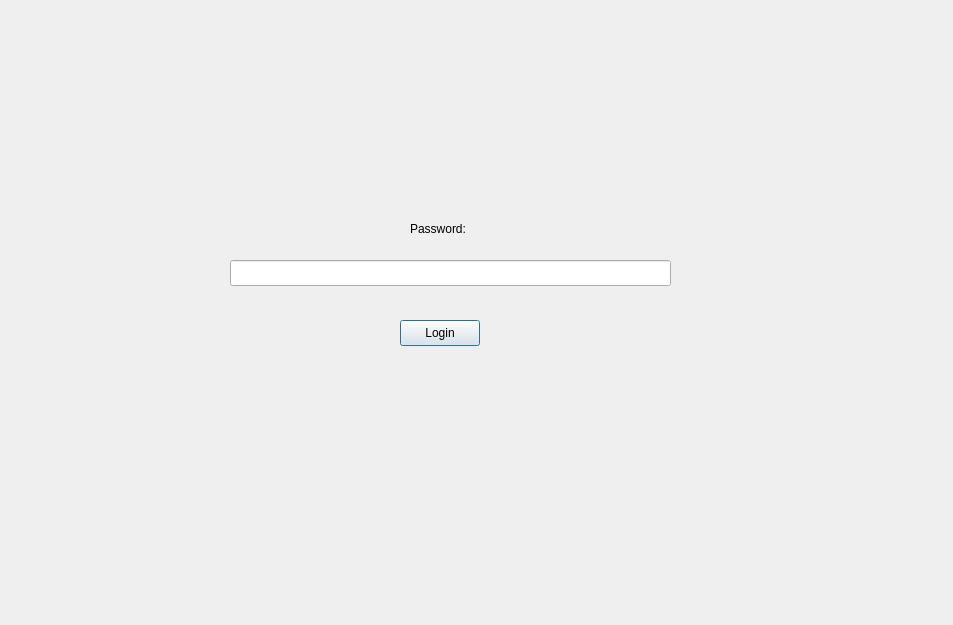
Before: the Qt Designer form Crypter/login.ui in pricelessjunk/Crypter_Tree, drawn with Qt 5.
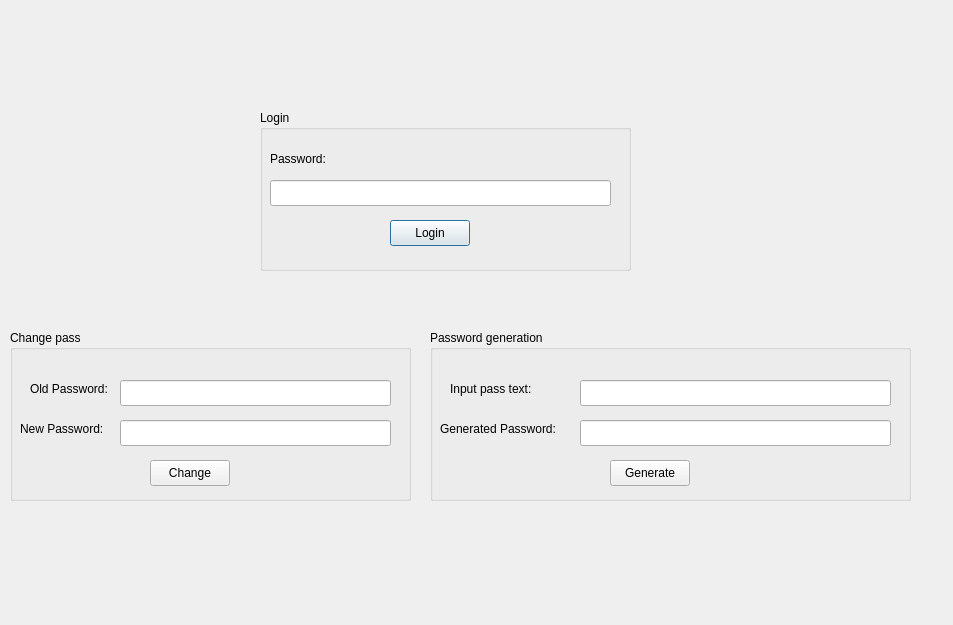
After: the same form once the commit is applied.

Commit message: Added login check and passkey generator wq

```diff
--- a/Crypter/login.ui
+++ b/Crypter/login.ui
@@ -13,41 +13,204 @@
   <property name="windowTitle">
    <string>Dialog</string>
   </property>
-  <widget class="QPushButton" name="btnOk">
+  <widget class="QGroupBox" name="loginGroupBox">
    <property name="geometry">
     <rect>
-     <x>400</x>
-     <y>320</y>
-     <width>80</width>
-     <height>26</height>
+     <x>260</x>
+     <y>110</y>
+     <width>371</width>
+     <height>161</height>
     </rect>
    </property>
-   <property name="text">
+   <property name="title">
     <string>Login</string>
    </property>
+   <widget class="QLabel" name="lblPassword">
+    <property name="geometry">
+     <rect>
+      <x>10</x>
+      <y>40</y>
+      <width>71</width>
+      <height>18</height>
+     </rect>
+    </property>
+    <property name="text">
+     <string>Password:</string>
+    </property>
+   </widget>
+   <widget class="QLineEdit" name="lePassInput">
+    <property name="geometry">
+     <rect>
+      <x>10</x>
+      <y>70</y>
+      <width>341</width>
+      <height>26</height>
+     </rect>
+    </property>
+   </widget>
+   <widget class="QPushButton" name="btnOk">
+    <property name="geometry">
+     <rect>
+      <x>130</x>
+      <y>110</y>
+      <width>80</width>
+      <height>26</height>
+     </rect>
+    </property>
+    <property name="text">
+     <string>Login</string>
+    </property>
+   </widget>
   </widget>
-  <widget class="QLineEdit" name="lineEdit">
+  <widget class="QGroupBox" name="genPassGroupBox">
    <property name="geometry">
     <rect>
-     <x>230</x>
-     <y>260</y>
-     <width>441</width>
-     <height>26</height>
+     <x>430</x>
+     <y>330</y>
+     <width>481</width>
+     <height>171</height>
     </rect>
    </property>
+   <property name="title">
+    <string>Password generation</string>
+   </property>
+   <widget class="QLineEdit" name="genPassInputLineEdit">
+    <property name="geometry">
+     <rect>
+      <x>150</x>
+      <y>50</y>
+      <width>311</width>
+      <height>26</height>
+     </rect>
+    </property>
+   </widget>
+   <widget class="QLabel" name="lblGenPassInput">
+    <property name="geometry">
+     <rect>
+      <x>20</x>
+      <y>50</y>
+      <width>101</width>
+      <height>18</height>
+     </rect>
+    </property>
+    <property name="text">
+     <string>Input pass text:</string>
+    </property>
+   </widget>
+   <widget class="QLabel" name="lblGenPass">
+    <property name="geometry">
+     <rect>
+      <x>10</x>
+      <y>90</y>
+      <width>131</width>
+      <height>18</height>
+     </rect>
+    </property>
+    <property name="text">
+     <string>Generated Password:</string>
+    </property>
+   </widget>
+   <widget class="QPushButton" name="btnGenerate">
+    <property name="geometry">
+     <rect>
+      <x>180</x>
+      <y>130</y>
+      <width>80</width>
+      <height>26</height>
+     </rect>
+    </property>
+    <property name="text">
+     <string>Generate</string>
+    </property>
+   </widget>
+   <widget class="QLineEdit" name="leGenPassOutput">
+    <property name="enabled">
+     <bool>true</bool>
+    </property>
+    <property name="geometry">
+     <rect>
+      <x>150</x>
+      <y>90</y>
+      <width>311</width>
+      <height>26</height>
+     </rect>
+    </property>
+    <property name="readOnly">
+     <bool>true</bool>
+    </property>
+   </widget>
   </widget>
-  <widget class="QLabel" name="label">
+  <widget class="QGroupBox" name="changePassGroupBox">
    <property name="geometry">
     <rect>
-     <x>410</x>
-     <y>220</y>
-     <width>71</width>
-     <height>18</height>
+     <x>10</x>
+     <y>330</y>
+     <width>401</width>
+     <height>171</height>
     </rect>
    </property>
-   <property name="text">
-    <string>Password:</string>
+   <property name="title">
+    <string>Change pass</string>
    </property>
+   <widget class="QLabel" name="lblOldPass">
+    <property name="geometry">
+     <rect>
+      <x>20</x>
+      <y>50</y>
+      <width>91</width>
+      <height>18</height>
+     </rect>
+    </property>
+    <property name="text">
+     <string>Old Password:</string>
+    </property>
+   </widget>
+   <widget class="QLabel" name="lblNewPass">
+    <property name="geometry">
+     <rect>
+      <x>10</x>
+      <y>90</y>
+      <width>91</width>
+      <height>18</height>
+     </rect>
+    </property>
+    <property name="text">
+     <string>New Password:</string>
+    </property>
+   </widget>
+   <widget class="QLineEdit" name="OldPassLineEdit">
+    <property name="geometry">
+     <rect>
+      <x>110</x>
+      <y>50</y>
+      <width>271</width>
+      <height>26</height>
+     </rect>
+    </property>
+   </widget>
+   <widget class="QLineEdit" name="newPassLineEdit">
+    <property name="geometry">
+     <rect>
+      <x>110</x>
+      <y>90</y>
+      <width>271</width>
+      <height>26</height>
+     </rect>
+    </property>
+   </widget>
+   <widget class="QPushButton" name="btnChange">
+    <property name="geometry">
+     <rect>
+      <x>140</x>
+      <y>130</y>
+      <width>80</width>
+      <height>26</height>
+     </rect>
+    </property>
+    <property name="text">
+     <string>Change</string>
+    </property>
+   </widget>
   </widget>
  </widget>
  <resources/>
```
The commit also changes 5 other files.
